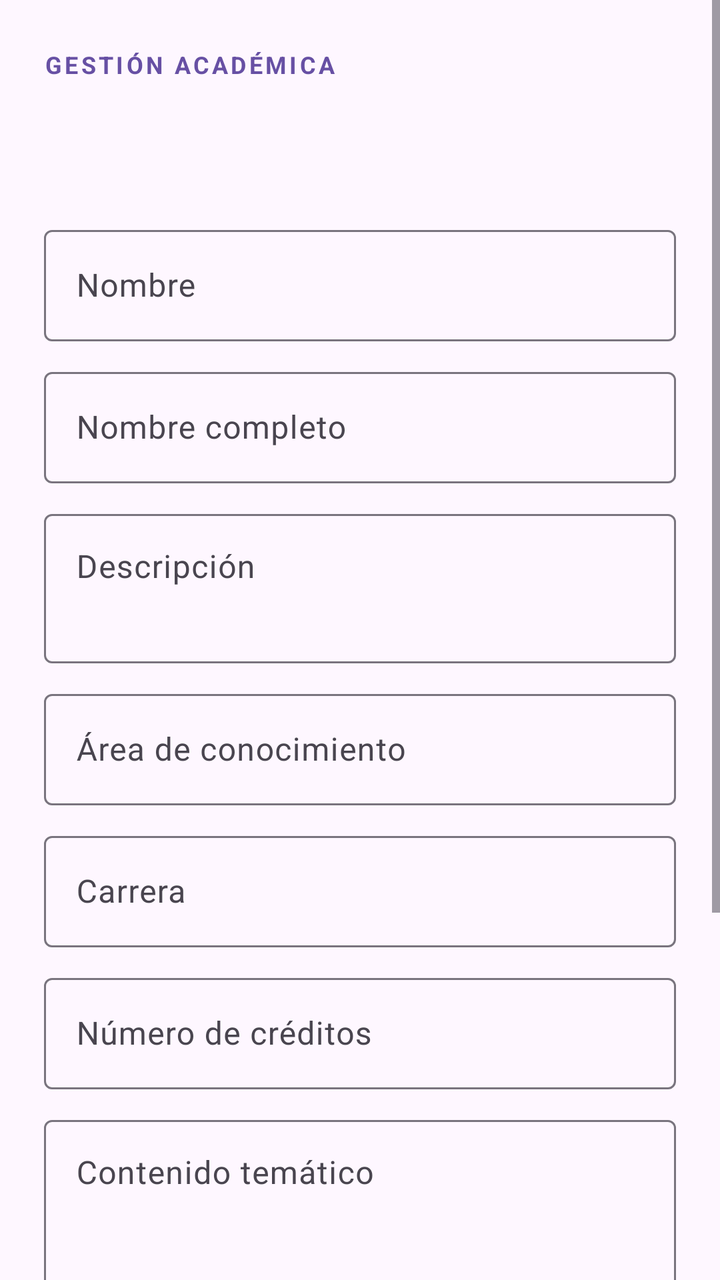
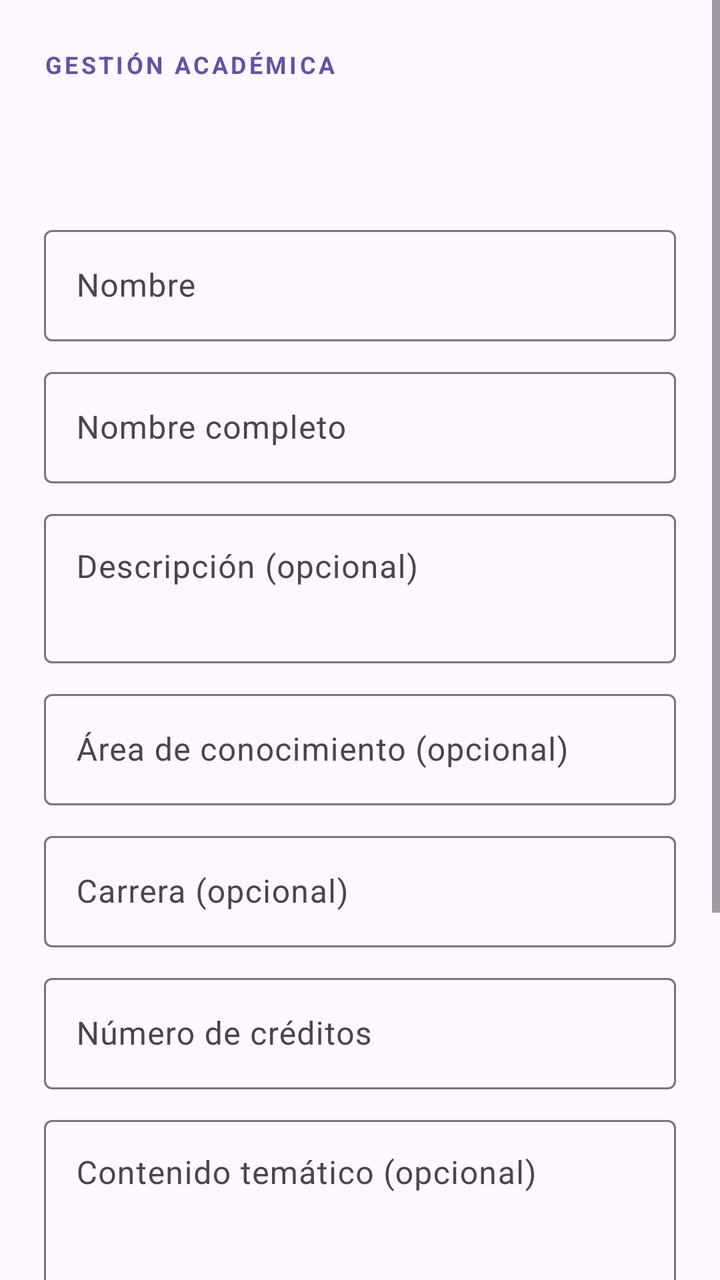

Compare the two renders of this Android layout. The source of the first and the diff that turns it into the second are given below.
<!-- AndroidManifest.xml: application theme Theme.GestionAcademicaAndroid -->
<!-- res/layout/activity_asignatura_form.xml -->
<?xml version="1.0" encoding="utf-8"?>
<ScrollView xmlns:android="http://schemas.android.com/apk/res/android"
    xmlns:app="http://schemas.android.com/apk/res-auto"
    android:layout_width="match_parent"
    android:layout_height="match_parent"
    android:fillViewport="true"
    android:background="?attr/colorSurface">

    <LinearLayout
        android:layout_width="match_parent"
        android:layout_height="wrap_content"
        android:orientation="vertical"
        android:paddingStart="22dp"
        android:paddingTop="24dp"
        android:paddingEnd="22dp"
        android:paddingBottom="28dp">

        <TextView
            android:layout_width="wrap_content"
            android:layout_height="wrap_content"
            android:text="@string/auth_brand"
            android:textColor="?attr/colorPrimary"
            android:textSize="12sp"
            android:textStyle="bold"
            android:letterSpacing="0.12" />

        <TextView
            android:id="@+id/assignmentFormTitle"
            android:layout_width="match_parent"
            android:layout_height="wrap_content"
            android:layout_marginTop="16dp"
            android:layout_marginBottom="16dp"
            android:textColor="?attr/colorOnSurface"
            android:textSize="28sp"
            android:textStyle="bold" />

        <com.google.android.material.textfield.TextInputLayout
            android:id="@+id/assignmentNameLayout"
            style="@style/Widget.Material3.TextInputLayout.OutlinedBox"
            android:layout_width="match_parent"
            android:layout_height="wrap_content"
            android:hint="@string/assignment_name">
            <com.google.android.material.textfield.TextInputEditText
                android:id="@+id/assignmentNameInput"
                android:layout_width="match_parent"
                android:layout_height="wrap_content"
                android:inputType="textCapSentences"
                android:imeOptions="actionNext" />
        </com.google.android.material.textfield.TextInputLayout>

        <com.google.android.material.textfield.TextInputLayout
            android:id="@+id/assignmentFullNameLayout"
            style="@style/Widget.Material3.TextInputLayout.OutlinedBox"
            android:layout_width="match_parent"
            android:layout_height="wrap_content"
            android:layout_marginTop="10dp"
            android:hint="@string/assignment_full_name">
            <com.google.android.material.textfield.TextInputEditText
                android:id="@+id/assignmentFullNameInput"
                android:layout_width="match_parent"
                android:layout_height="wrap_content"
                android:inputType="textCapSentences"
                android:imeOptions="actionNext" />
        </com.google.android.material.textfield.TextInputLayout>

        <com.google.android.material.textfield.TextInputLayout
            android:id="@+id/assignmentDescriptionLayout"
            style="@style/Widget.Material3.TextInputLayout.OutlinedBox"
            android:layout_width="match_parent"
            android:layout_height="wrap_content"
            android:layout_marginTop="10dp"
            android:hint="@string/assignment_description">
            <com.google.android.material.textfield.TextInputEditText
                android:id="@+id/assignmentDescriptionInput"
                android:layout_width="match_parent"
                android:layout_height="wrap_content"
                android:gravity="top"
                android:inputType="textCapSentences|textMultiLine"
                android:minLines="2"
                android:maxLines="4" />
        </com.google.android.material.textfield.TextInputLayout>

        <com.google.android.material.textfield.TextInputLayout
            android:id="@+id/assignmentAreaLayout"
            style="@style/Widget.Material3.TextInputLayout.OutlinedBox"
            android:layout_width="match_parent"
            android:layout_height="wrap_content"
            android:layout_marginTop="10dp"
            android:hint="@string/assignment_area">
            <com.google.android.material.textfield.TextInputEditText
                android:id="@+id/assignmentAreaInput"
                android:layout_width="match_parent"
                android:layout_height="wrap_content"
                android:inputType="textCapWords"
                android:imeOptions="actionNext" />
        </com.google.android.material.textfield.TextInputLayout>

        <com.google.android.material.textfield.TextInputLayout
            android:id="@+id/assignmentCareerLayout"
            style="@style/Widget.Material3.TextInputLayout.OutlinedBox"
            android:layout_width="match_parent"
            android:layout_height="wrap_content"
            android:layout_marginTop="10dp"
            android:hint="@string/assignment_career">
            <com.google.android.material.textfield.TextInputEditText
                android:id="@+id/assignmentCareerInput"
                android:layout_width="match_parent"
                android:layout_height="wrap_content"
                android:inputType="textCapWords"
                android:imeOptions="actionNext" />
        </com.google.android.material.textfield.TextInputLayout>

        <com.google.android.material.textfield.TextInputLayout
            android:id="@+id/assignmentCreditsLayout"
            style="@style/Widget.Material3.TextInputLayout.OutlinedBox"
            android:layout_width="match_parent"
            android:layout_height="wrap_content"
            android:layout_marginTop="10dp"
            android:hint="@string/assignment_credits">
            <com.google.android.material.textfield.TextInputEditText
                android:id="@+id/assignmentCreditsInput"
                android:layout_width="match_parent"
                android:layout_height="wrap_content"
                android:inputType="number"
                android:imeOptions="actionNext" />
        </com.google.android.material.textfield.TextInputLayout>

        <com.google.android.material.textfield.TextInputLayout
            android:id="@+id/assignmentContentLayout"
            style="@style/Widget.Material3.TextInputLayout.OutlinedBox"
            android:layout_width="match_parent"
            android:layout_height="wrap_content"
            android:layout_marginTop="10dp"
            android:hint="@string/assignment_content">
            <com.google.android.material.textfield.TextInputEditText
                android:id="@+id/assignmentContentInput"
                android:layout_width="match_parent"
                android:layout_height="wrap_content"
                android:gravity="top"
                android:inputType="textCapSentences|textMultiLine"
                android:minLines="3"
                android:maxLines="6" />
        </com.google.android.material.textfield.TextInputLayout>

        <com.google.android.material.textfield.TextInputLayout
            android:id="@+id/assignmentSemesterLayout"
            style="@style/Widget.Material3.TextInputLayout.OutlinedBox"
            android:layout_width="match_parent"
            android:layout_height="wrap_content"
            android:layout_marginTop="10dp"
            android:hint="@string/assignment_semester">
            <com.google.android.material.textfield.TextInputEditText
                android:id="@+id/assignmentSemesterInput"
                android:layout_width="match_parent"
                android:layout_height="wrap_content"
                android:inputType="number"
                android:imeOptions="actionNext" />
        </com.google.android.material.textfield.TextInputLayout>

        <com.google.android.material.textfield.TextInputLayout
            android:id="@+id/assignmentProfessorLayout"
            style="@style/Widget.Material3.TextInputLayout.OutlinedBox"
            android:layout_width="match_parent"
            android:layout_height="wrap_content"
            android:layout_marginTop="10dp"
            android:hint="@string/assignment_professor">
            <com.google.android.material.textfield.TextInputEditText
                android:id="@+id/assignmentProfessorInput"
                android:layout_width="match_parent"
                android:layout_height="wrap_content"
                android:inputType="textCapWords"
                android:imeOptions="actionDone" />
        </com.google.android.material.textfield.TextInputLayout>

        <TextView
            android:id="@+id/assignmentFormStatus"
            android:layout_width="match_parent"
            android:layout_height="wrap_content"
            android:layout_marginTop="12dp"
            android:textColor="?attr/colorError"
            android:visibility="gone" />

        <com.google.android.material.button.MaterialButton
            android:id="@+id/assignmentFormRetry"
            style="@style/Widget.Material3.Button.TextButton"
            android:layout_width="wrap_content"
            android:layout_height="48dp"
            android:text="@string/assignments_retry"
            android:textAllCaps="false"
            android:visibility="gone" />

        <ProgressBar
            android:id="@+id/assignmentFormProgress"
            style="?android:attr/progressBarStyleHorizontal"
            android:layout_width="match_parent"
            android:layout_height="4dp"
            android:layout_marginTop="12dp"
            android:indeterminate="true"
            android:visibility="gone" />

        <com.google.android.material.button.MaterialButton
            android:id="@+id/assignmentSaveButton"
            android:layout_width="match_parent"
            android:layout_height="56dp"
            android:layout_marginTop="18dp"
            android:text="@string/assignment_save"
            android:textAllCaps="false"
            android:textSize="16sp" />
    </LinearLayout>
</ScrollView>
<!-- resources referenced by this layout -->
<resources>
  <string name="assignment_area">Área de conocimiento</string>
  <string name="assignment_career">Carrera</string>
  <string name="assignment_content">Contenido temático</string>
  <string name="assignment_credits">Número de créditos</string>
  <string name="assignment_description">Descripción</string>
  <string name="assignment_full_name">Nombre completo</string>
  <string name="assignment_name">Nombre</string>
  <string name="assignment_professor">Profesor</string>
  <string name="assignment_save">Guardar asignatura</string>
  <string name="assignment_semester">Semestre</string>
  <string name="assignments_retry">Reintentar</string>
  <string name="auth_brand">GESTIÓN ACADÉMICA</string>
  <style name="Theme.GestionAcademicaAndroid" parent="Base.Theme.GestionAcademicaAndroid" />
  <style name="Base.Theme.GestionAcademicaAndroid" parent="Theme.Material3.DayNight.NoActionBar">
          
          
      </style>
</resources>

<!-- the commit's change to res/layout/activity_asignatura_form.xml (unified diff, before → after) -->
@@ -44,6 +44,7 @@
                 android:id="@+id/assignmentNameInput"
                 android:layout_width="match_parent"
                 android:layout_height="wrap_content"
+                android:maxLength="120"
                 android:inputType="textCapSentences"
                 android:imeOptions="actionNext" />
         </com.google.android.material.textfield.TextInputLayout>
@@ -59,6 +60,7 @@
                 android:id="@+id/assignmentFullNameInput"
                 android:layout_width="match_parent"
                 android:layout_height="wrap_content"
+                android:maxLength="200"
                 android:inputType="textCapSentences"
                 android:imeOptions="actionNext" />
         </com.google.android.material.textfield.TextInputLayout>
@@ -91,6 +93,7 @@
                 android:id="@+id/assignmentAreaInput"
                 android:layout_width="match_parent"
                 android:layout_height="wrap_content"
+                android:maxLength="120"
                 android:inputType="textCapWords"
                 android:imeOptions="actionNext" />
         </com.google.android.material.textfield.TextInputLayout>
@@ -106,6 +109,7 @@
                 android:id="@+id/assignmentCareerInput"
                 android:layout_width="match_parent"
                 android:layout_height="wrap_content"
+                android:maxLength="120"
                 android:inputType="textCapWords"
                 android:imeOptions="actionNext" />
         </com.google.android.material.textfield.TextInputLayout>
@@ -168,6 +172,7 @@
                 android:id="@+id/assignmentProfessorInput"
                 android:layout_width="match_parent"
                 android:layout_height="wrap_content"
+                android:maxLength="160"
                 android:inputType="textCapWords"
                 android:imeOptions="actionDone" />
         </com.google.android.material.textfield.TextInputLayout>
<!-- resource entries referenced after the edit -->
@@ -1,13 +1,13 @@
 <!-- resources referenced by this layout -->
 <resources>
-  <string name="assignment_area">Área de conocimiento</string>
-  <string name="assignment_career">Carrera</string>
-  <string name="assignment_content">Contenido temático</string>
+  <string name="assignment_area">Área de conocimiento (opcional)</string>
+  <string name="assignment_career">Carrera (opcional)</string>
+  <string name="assignment_content">Contenido temático (opcional)</string>
   <string name="assignment_credits">Número de créditos</string>
-  <string name="assignment_description">Descripción</string>
+  <string name="assignment_description">Descripción (opcional)</string>
   <string name="assignment_full_name">Nombre completo</string>
   <string name="assignment_name">Nombre</string>
-  <string name="assignment_professor">Profesor</string>
+  <string name="assignment_professor">Profesor (opcional)</string>
   <string name="assignment_save">Guardar asignatura</string>
   <string name="assignment_semester">Semestre</string>
   <string name="assignments_retry">Reintentar</string>
